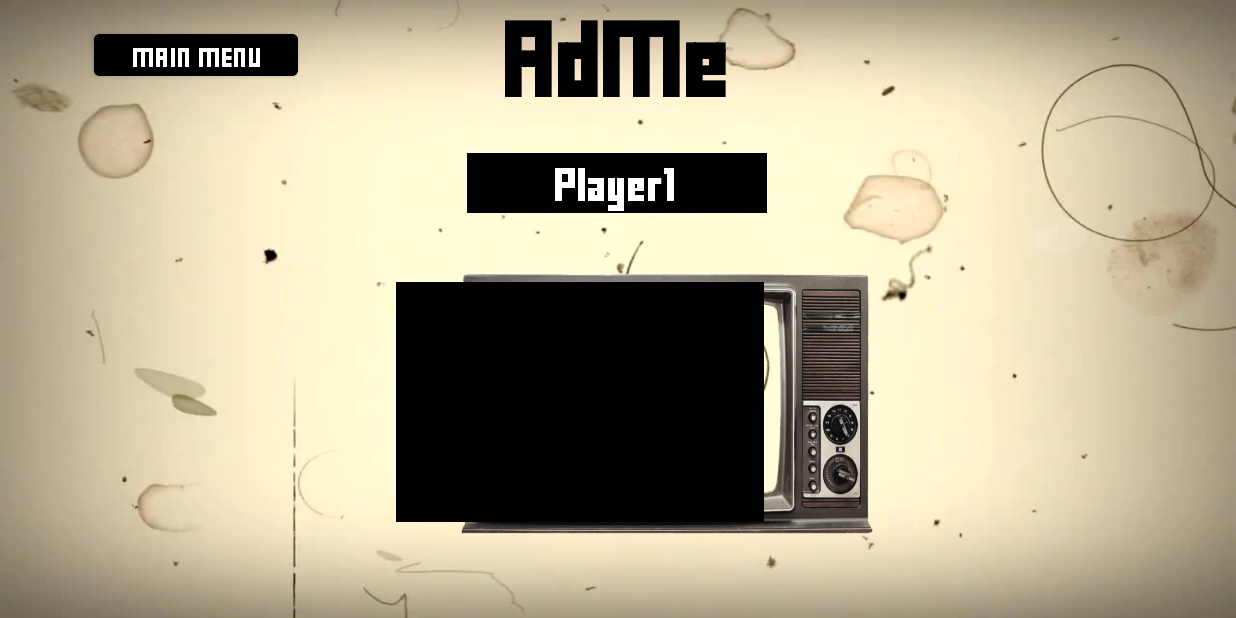
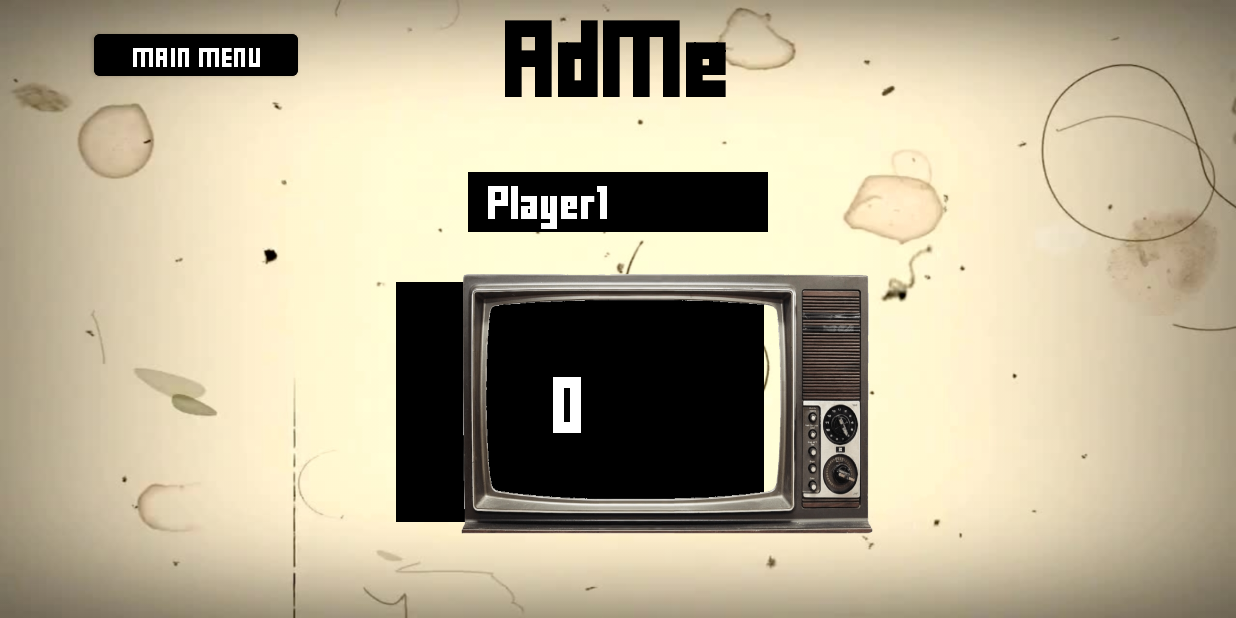
Before and after one commit to adcmyb/PickleHacks, an Android app: the ScoreSingleplayerActivity screen opened directly, with no data from a screen before it, on a phone screen of 824 x 412 dp (held sideways). Run offline under Robolectric (Android 15) with nearby library versions, the phone set to English and light mode, and no system bars; our stand-ins replace Firebase (no records; nobody signed in at launch, a user with empty details on screens opened directly); libraries missing offline, so code that uses them is left out: com.yausername.youtubedl_android.

```diff
--- a/app/src/main/res/layout/activity_score_singleplayer.xml
+++ b/app/src/main/res/layout/activity_score_singleplayer.xml
@@ -26,6 +26,16 @@
         app:layout_constraintTop_toTopOf="parent" />
 
     <TextView
+        android:id="@+id/player"
+        android:layout_width="245dp"
+        android:layout_height="160dp"
+        android:layout_marginStart="264dp"
+        android:layout_marginTop="188dp"
+        android:background="@drawable/playernam"
+        app:layout_constraintStart_toStartOf="parent"
+        app:layout_constraintTop_toTopOf="parent" />
+
+    <TextView
         android:layout_width="281dp"
         android:layout_height="193dp"
         android:layout_marginTop="106dp"
@@ -42,15 +52,13 @@
         android:id="@+id/scoreboard"
         android:layout_width="200dp"
         android:layout_height="40dp"
-        android:layout_marginTop="102dp"
-        android:layout_marginBottom="269dp"
+        android:layout_marginTop="114dp"
+        android:layout_marginBottom="257dp"
         android:background="@drawable/playernam"
         app:layout_constraintBottom_toBottomOf="parent"
         app:layout_constraintEnd_toEndOf="parent"
-        app:layout_constraintHorizontal_bias="0.499"
         app:layout_constraintStart_toStartOf="parent"
-        app:layout_constraintTop_toTopOf="parent"
-        app:layout_constraintVertical_bias="0.0" />
+        app:layout_constraintTop_toTopOf="parent" />
 
     <TextView
         android:id="@+id/game_title"
@@ -92,10 +100,10 @@
         android:id="@+id/player1"
         android:layout_width="199dp"
         android:layout_height="40dp"
-        android:layout_marginStart="321dp"
-        android:layout_marginTop="102dp"
-        android:layout_marginEnd="326dp"
-        android:layout_marginBottom="269dp"
+        android:layout_marginStart="266dp"
+        android:layout_marginTop="114dp"
+        android:layout_marginEnd="133dp"
+        android:layout_marginBottom="257dp"
         android:fontFamily="@font/fontfortitle"
         android:gravity="center"
         android:text="Player1"
@@ -103,20 +111,10 @@
         android:textSize="17sp"
         app:layout_constraintBottom_toBottomOf="parent"
         app:layout_constraintEnd_toEndOf="parent"
-        app:layout_constraintHorizontal_bias="0.478"
+        app:layout_constraintHorizontal_bias="0.0"
         app:layout_constraintStart_toStartOf="parent"
         app:layout_constraintTop_toTopOf="parent"
         app:layout_constraintVertical_bias="0.0" />
 
-    <TextView
-        android:id="@+id/player"
-        android:layout_width="245dp"
-        android:layout_height="160dp"
-        android:layout_marginStart="264dp"
-        android:layout_marginTop="188dp"
-        android:background="@drawable/playernam"
-        app:layout_constraintStart_toStartOf="parent"
-        app:layout_constraintTop_toTopOf="parent" />
-
 
 </androidx.constraintlayout.widget.ConstraintLayout>
```
Also changed, not shown: app/src/main/res/layout/activity_score_multiplayer.xml (+13 -14 lines), app/src/main/res/drawable/televisheona_reflec.png (added).
